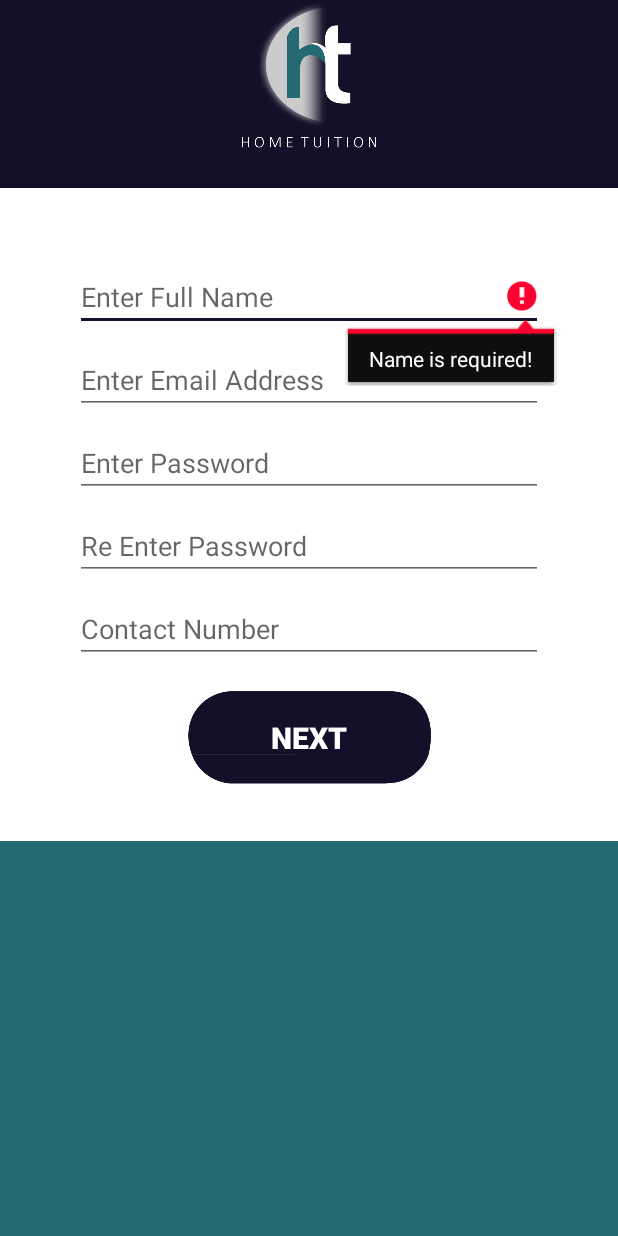
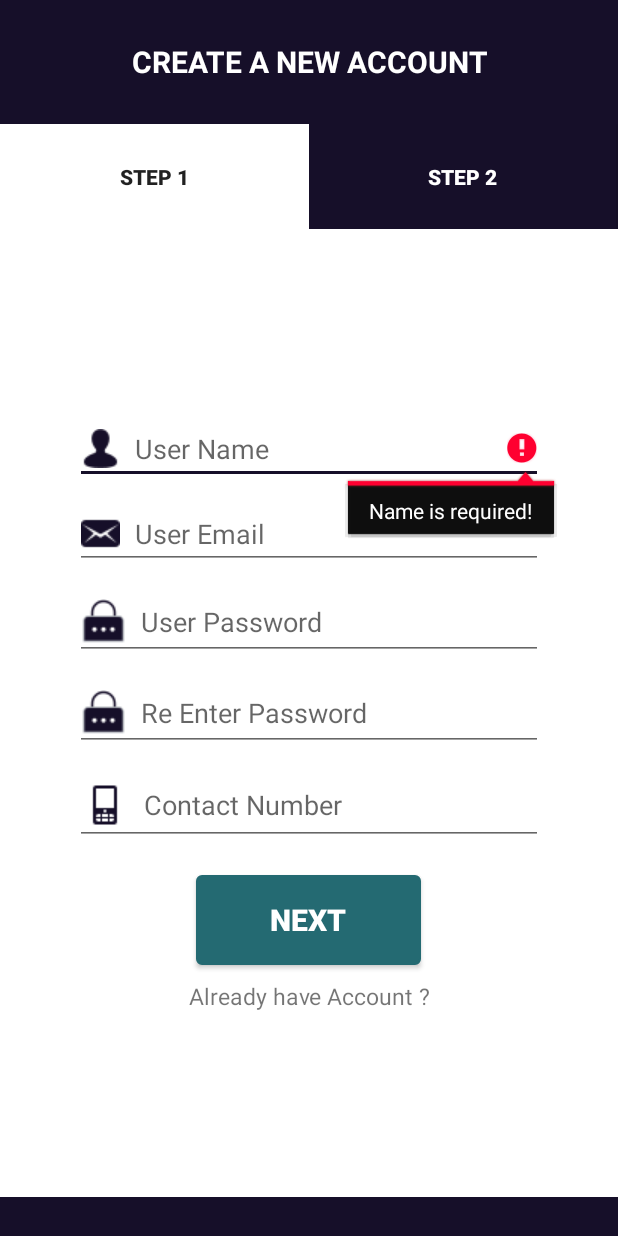
Before and after one commit to muhsaad027/Smart-Tutor-Finder---Tutor-App, an Android app: the Signup screen opened directly, with no data from a screen before it, after a tap on "NEXT", on a phone screen of 412 x 824 dp. Run offline under Robolectric (Android 15) with nearby library versions, the phone set to English and light mode, and no system bars; our stand-ins replace Firebase (no records; nobody signed in at launch, a user with empty details on screens opened directly); libraries missing offline, so code that uses them is left out: com.androidnetworking, com.androidnetworking.common, com.androidnetworking.error, com.androidnetworking.interfaces.

Commit message:
Initial commit.

```diff
--- a/app/src/main/java/com/example/saadiqbal/tutorsideapplication/Authentication.java
+++ b/app/src/main/java/com/example/saadiqbal/tutorsideapplication/Authentication.java
@@ -319,7 +319,7 @@ public class Authentication extends AppCompatActivity implements View.OnClickLis
                         if(!error)
                         {
                             Toast.makeText(Authentication.this,""+message,Toast.LENGTH_LONG).show();
-                            Intent intent = new Intent(Authentication.this,MainHomeScreenTutor.class);
+                            Intent intent = new Intent(Authentication.this,Login.class);
                             startActivity(intent);
                             finish();
                         }
--- a/app/src/main/java/com/example/saadiqbal/tutorsideapplication/Login.java
+++ b/app/src/main/java/com/example/saadiqbal/tutorsideapplication/Login.java
@@ -103,6 +103,11 @@ Button loginpage;
             tutpass.setError("Password is required!");
             requestFocus(tutpass);
             return;
+        }else if (tutname.getText().toString().trim()
+                .length() < 11) {
+            tutname.setError("Invalid Phone Number!");
+            requestFocus(tutname);
+            return;
         }
         Intent intent = new Intent(Login.this, MainScreen.class);
         intent.putExtra("phonenumber", UnameValue);
--- a/app/src/main/java/com/example/saadiqbal/tutorsideapplication/Signup.java
+++ b/app/src/main/java/com/example/saadiqbal/tutorsideapplication/Signup.java
@@ -17,9 +17,21 @@ import com.androidnetworking.interfaces.JSONObjectRequestListener;
 import org.json.JSONException;
 import org.json.JSONObject;
 
+import java.util.regex.Pattern;
+
 public class Signup extends AppCompatActivity {
     Button next;
     EditText name,email,pass,username,contact,repass;
+    String password,repasscheck,emailstore;
+    public final Pattern EMAIL_ADDRESS_PATTERN = Pattern.compile(
+            "[a-zA-Z0-9+._%-+]{1,256}" +
+                    "@" +
+                    "[a-zA-Z0-9][a-zA-Z0-9-]{0,64}" +
+                    "(" +
+                    "." +
+                    "[a-zA-Z0-9][a-zA-Z0-9-]{0,25}" +
+                    ")+"
+    );
     @Override
     protected void onCreate(Bundle savedInstanceState) {
         super.onCreate(savedInstanceState);
@@ -45,31 +57,48 @@ public class Signup extends AppCompatActivity {
     }
     public void validation()
     {
+        password = pass.getText().toString();
+        repasscheck = repass.getText().toString();
+        emailstore = email.getText().toString();
         if (name.getText().toString().isEmpty())
         {
             name.setError("Name is required!");
             requestFocus(name);
             return;
         }
-        if (email.getText().toString().isEmpty())
+        else if (email.getText().toString().isEmpty())
         {
             email.setError("Email is required!");
             requestFocus(email);
             return;
         }
-        if (pass.getText().toString().isEmpty())
+        else if (!EMAIL_ADDRESS_PATTERN.matcher(emailstore).matches())
+        {
+            email.setError("Enter Valid Email Address!");
+            requestFocus(email);
+            return;
+        }
+        else if (pass.getText().toString().isEmpty())
         {
             pass.setError("Password is required!");
             requestFocus(pass);
             return;
         }
-        if (repass.getText().toString().isEmpty())
+        else if (repass.getText().toString().isEmpty())
         {
             repass.setError("Re Enter the same Password!");
             requestFocus(repass);
             return;
         }
-        if (contact.getText().toString().isEmpty())
+        else if(!password.equals(repasscheck))
+        {
+            repass.setError("Password Doesn't match");
+            pass.setError("Password Doesn't match");
+            requestFocus(pass);
+            requestFocus(repass);
+            return;
+        }
+        else if (contact.getText().toString().isEmpty())
         {
             contact.setError("Contact Information is Required!");
             requestFocus(contact);
--- a/app/src/main/res/layout/activity_signup.xml
+++ b/app/src/main/res/layout/activity_signup.xml
@@ -4,99 +4,164 @@
     xmlns:tools="http://schemas.android.com/tools"
     android:layout_width="match_parent"
     android:layout_height="match_parent"
+    android:background="#160f29"
     android:orientation="vertical"
-    android:background="#160f29"
-    tools:context="com.example.saadiqbal.tutorsideapplication.Signup">
-    <ImageView
-        android:layout_width="100dp"
-        android:layout_height="100dp"
-        android:src="@drawable/logo"
-        android:layout_gravity="center"/>
+    android:weightSum="4"
+    tools:context="com.example.saadiqbal.ht_studentmodule.Signup">
 
     <LinearLayout
         android:layout_width="match_parent"
-        android:layout_height="435dp"
+        android:layout_height="match_parent"
+        android:layout_weight="1.2"
+        android:orientation="horizontal">
+
+        <TextView
+            android:layout_width="match_parent"
+            android:layout_height="match_parent"
+            android:gravity="center"
+            android:text="CREATE A NEW ACCOUNT"
+            android:textColor="#fff"
+            android:textSize="20dp"
+            android:textStyle="bold" />
+    </LinearLayout>
+
+    <LinearLayout
+        android:layout_width="match_parent"
+        android:layout_height="match_parent"
+        android:layout_weight="1.22"
+        android:background="#160f29"
+        android:orientation="horizontal">
+
+        <Button
+            android:layout_width="match_parent"
+            android:layout_height="match_parent"
+            android:layout_weight="1"
+            android:background="#fff"
+            android:text="STEP 1"
+            android:textStyle="bold" />
+
+        <Button
+            android:layout_width="match_parent"
+            android:layout_height="match_parent"
+            android:layout_marginRight="1dp"
+            android:layout_weight="1"
+            android:background="#160f29"
+            android:text="STEP 2"
+            android:textColor="#fff"
+            android:textStyle="bold" />
+    </LinearLayout>
+
+    <LinearLayout
+        android:layout_width="match_parent"
+        android:layout_height="match_parent"
+        android:layout_weight="0.29"
         android:background="#fff"
-        android:layout_marginTop="25dp"
-        android:orientation="vertical"
-        >
+        android:gravity="center"
+        android:orientation="vertical">
+
         <EditText
             android:id="@+id/name"
-            android:singleLine="true"
-            android:maxLines="1"
             android:layout_width="match_parent"
             android:layout_height="wrap_content"
-            android:hint="Enter Full Name"
-            android:layout_marginLeft="50dp"
-            android:layout_marginRight="50dp"
-            android:layout_marginTop="50dp"
-            />
-        <EditText
-            android:id="@+id/email"
-            android:singleLine="true"
-            android:maxLines="1"
-            android:inputType="textEmailAddress"
-            android:layout_width="match_parent"
-            android:layout_height="wrap_content"
-            android:hint="Enter Email Address"
             android:layout_marginLeft="50dp"
             android:layout_marginRight="50dp"
             android:layout_marginTop="10dp"
-            />
+            android:drawableLeft="@drawable/usernameicon"
+            android:drawablePadding="10dp"
+            android:hint="User Name"
+            android:inputType="textPersonName"
+            android:maxLength="45"
+            android:maxLines="1"
+            android:singleLine="true" />
+
+        <EditText
+            android:id="@+id/email"
+            android:layout_width="match_parent"
+            android:layout_height="wrap_content"
+            android:layout_marginLeft="50dp"
+            android:layout_marginRight="50dp"
+            android:layout_marginTop="10dp"
+            android:drawableLeft="@drawable/emailicon"
+            android:drawablePadding="10dp"
+            android:hint="User Email"
+            android:inputType="textEmailAddress"
+            android:maxLength="45"
+            android:maxLines="1"
+            android:singleLine="true" />
 
         <EditText
             android:id="@+id/password"
-            android:singleLine="true"
-            android:maxLines="1"
-            android:password="true"
             android:layout_width="match_parent"
             android:layout_height="wrap_content"
-            android:hint="Enter Password"
             android:layout_marginLeft="50dp"
             android:layout_marginRight="50dp"
             android:layout_marginTop="10dp"
-            />
+            android:drawableLeft="@drawable/passwordicon"
+            android:drawablePadding="10dp"
+            android:hint="User Password"
+            android:maxLength="25"
+            android:maxLines="1"
+            android:password="true"
+            android:singleLine="true" />
+
         <EditText
             android:id="@+id/repassword"
-            android:singleLine="true"
-            android:maxLines="1"
-            android:password="true"
             android:layout_width="match_parent"
             android:layout_height="wrap_content"
-            android:hint="Re Enter Password"
             android:layout_marginLeft="50dp"
             android:layout_marginRight="50dp"
             android:layout_marginTop="10dp"
-            />
+            android:drawableLeft="@drawable/passwordicon"
+            android:drawablePadding="10dp"
+            android:hint="Re Enter Password"
+            android:maxLength="25"
+            android:maxLines="1"
+            android:password="true"
+            android:singleLine="true" />
+
         <EditText
             android:id="@+id/contactno"
-            android:singleLine="true"
-            android:maxLines="1"
-            android:inputType="number"
             android:layout_width="match_parent"
             android:layout_height="wrap_content"
-            android:hint="Contact Number"
             android:layout_marginLeft="50dp"
             android:layout_marginRight="50dp"
             android:layout_marginTop="10dp"
-            />
+            android:drawableLeft="@drawable/celicon"
+            android:drawablePadding="10dp"
+            android:hint="Contact Number"
+            android:inputType="number"
+            android:maxLength="11"
+            android:maxLines="1"
+            android:singleLine="true" />
+
         <Button
             android:id="@+id/next"
-            android:background="@drawable/buttton"
-            android:layout_width="200dp"
-            android:layout_height="100dp"
-            android:backgroundTint="#160f29"
+            android:layout_width="150dp"
+            android:layout_height="60dp"
+            android:layout_gravity="center"
+            android:layout_marginTop="20dp"
+            android:background="@drawable/mybutton"
             android:text="Next"
-            android:textStyle="bold"
+            android:textColor="#ffff"
             android:textSize="20dp"
-            android:textColor="#ffff"
-            android:layout_gravity="center"
-            />
+            android:textStyle="bold" />
+
+        <TextView
+            android:id="@+id/loginscreenback"
+            android:layout_width="match_parent"
+            android:layout_height="wrap_content"
+            android:layout_marginBottom="10dp"
+            android:layout_marginTop="10dp"
+            android:gravity="center"
+            android:text="Already have Account ?"
+            android:textSize="15dp" />
 
     </LinearLayout>
+
     <LinearLayout
         android:layout_width="match_parent"
         android:layout_height="match_parent"
-        android:background="#246a72">
-    </LinearLayout>
+        android:layout_weight="1.3"
+        android:background="#160f29"></LinearLayout>
+
 </LinearLayout>
```
Also changed, not shown: app/src/main/res/layout/activity_signup2.xml (+56 -22 lines), app/src/main/res/drawable/emailicon.png (added), app/src/main/res/drawable/usernameicon.png (added).
